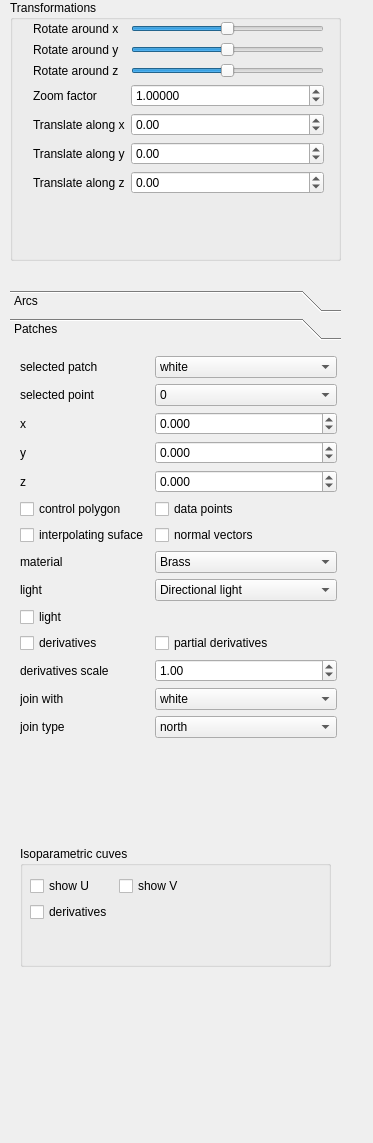
The window that QtFramework/GUI/SideWidget.ui (ViktorGyorgy/grafika_projekt) describes before a commit, drawn with Qt 5.
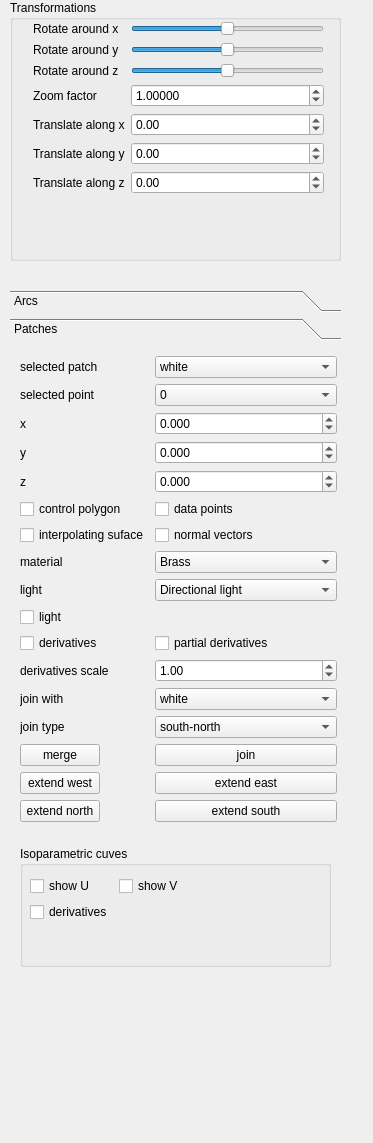
The same window after the commit. The open tabs and pages were chosen to show the change.

Patch:
```diff
--- a/QtFramework/GUI/SideWidget.ui
+++ b/QtFramework/GUI/SideWidget.ui
@@ -545,7 +545,7 @@
       <x>0</x>
       <y>0</y>
       <width>331</width>
-      <height>651</height>
+      <height>661</height>
      </rect>
     </property>
     <attribute name="label">
@@ -962,7 +962,7 @@
        <widget class="QComboBox" name="comboBoxSelectedPatchJoinType">
         <item>
          <property name="text">
-          <string>north</string>
+          <string>south-north</string>
          </property>
         </item>
         <item>
@@ -991,6 +991,48 @@
         </property>
        </widget>
       </item>
+      <item row="14" column="0">
+       <widget class="QPushButton" name="pushButtonMergePatches">
+        <property name="text">
+         <string>merge</string>
+        </property>
+       </widget>
+      </item>
+      <item row="14" column="1">
+       <widget class="QPushButton" name="pushButtonJoinPatches">
+        <property name="text">
+         <string>join</string>
+        </property>
+       </widget>
+      </item>
+      <item row="15" column="0">
+       <widget class="QPushButton" name="pushButtonExtendWest">
+        <property name="text">
+         <string>extend west</string>
+        </property>
+       </widget>
+      </item>
+      <item row="15" column="1">
+       <widget class="QPushButton" name="pushButtonExtendEast">
+        <property name="text">
+         <string>extend east</string>
+        </property>
+       </widget>
+      </item>
+      <item row="16" column="0">
+       <widget class="QPushButton" name="pushButtonExtendNorth">
+        <property name="text">
+         <string>extend north</string>
+        </property>
+       </widget>
+      </item>
+      <item row="16" column="1">
+       <widget class="QPushButton" name="pushButtonExtendSouth">
+        <property name="text">
+         <string>extend south</string>
+        </property>
+       </widget>
+      </item>
      </layout>
     </widget>
     <widget class="QGroupBox" name="groupBox_2">
```
Left out of the diff: 40 changed lines with no effect on the pictures.
